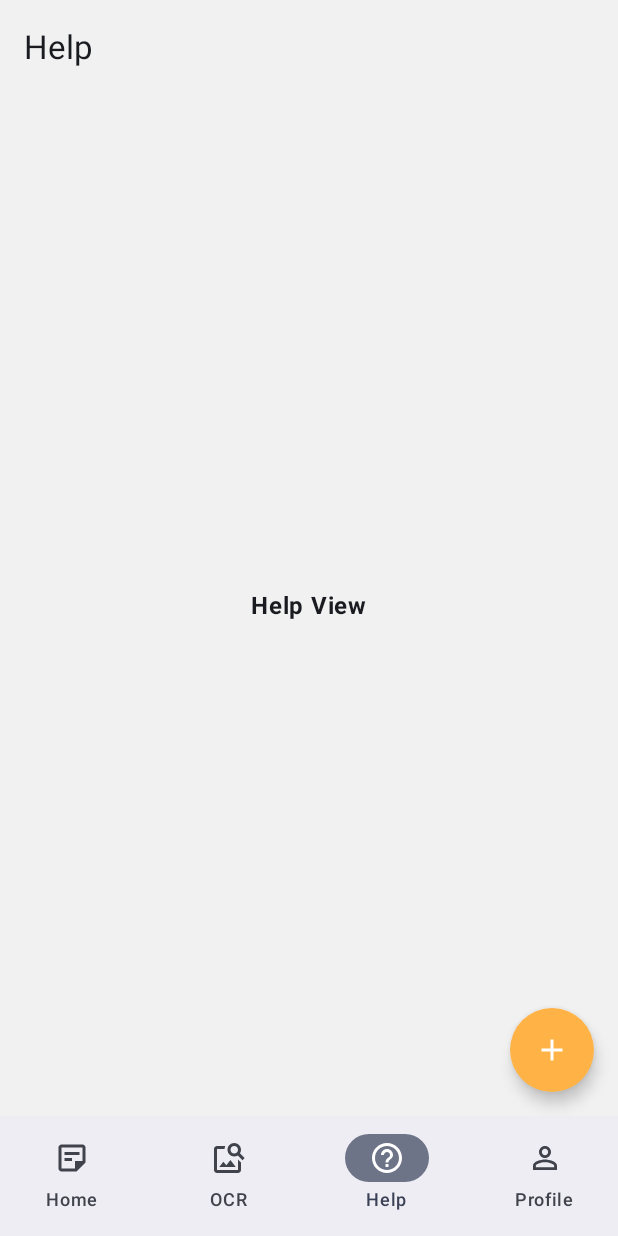
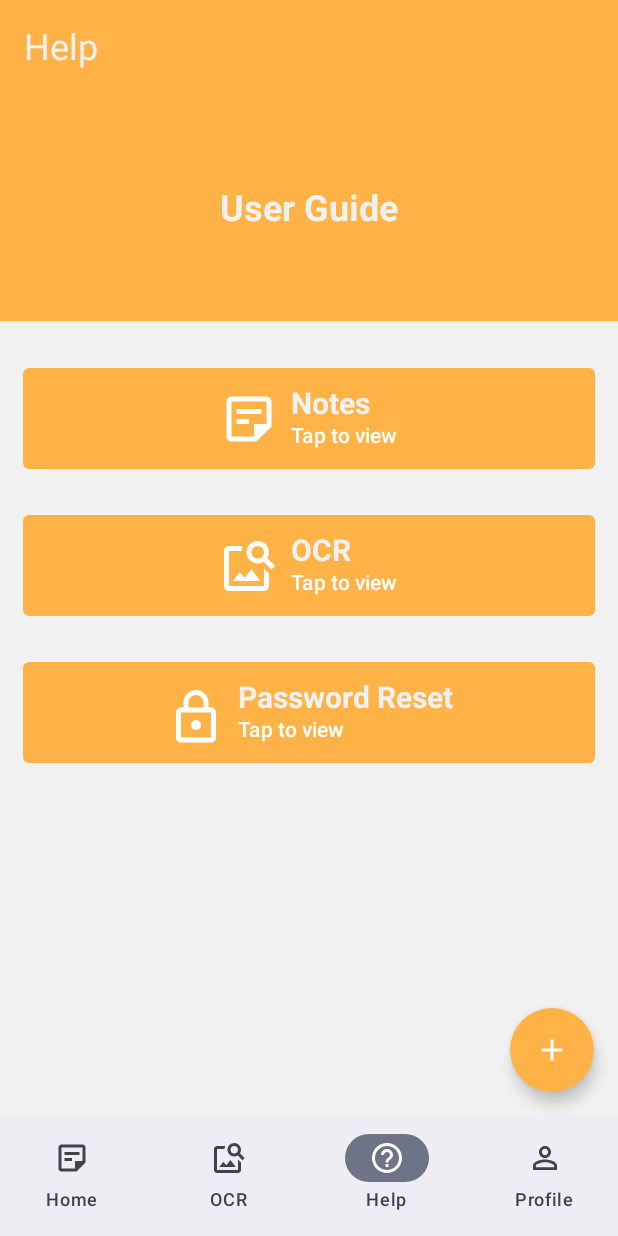
Before and after one commit to jpmehedi/daily_notes, an Android app built with Jetpack Compose: the screen it shows after launch (MainActivity), item 3 of the bottom bar chosen, on a phone screen of 412 x 824 dp. Run offline under Robolectric (Android 15) with nearby library versions, the phone set to English and light mode, and no system bars; our stand-ins replace accompanist.

Commit message:
Help screen design

```diff
--- a/app/build.gradle.kts
+++ b/app/build.gradle.kts
@@ -63,6 +63,8 @@ dependencies {
     implementation("androidx.core:core-splashscreen:1.0.1")
     implementation ("androidx.navigation:navigation-compose:2.7.6")
     implementation("androidx.compose.material3:material3")
+    implementation ("com.google.accompanist:accompanist-systemuicontroller:0.28.0")
+
     testImplementation(libs.junit)
     androidTestImplementation(libs.androidx.junit)
     androidTestImplementation(libs.androidx.espresso.core)
--- a/app/src/main/java/com/example/habit_tracker/BaseNavScreen.kt
+++ b/app/src/main/java/com/example/habit_tracker/BaseNavScreen.kt
@@ -77,7 +77,7 @@ import kotlinx.coroutines.launch
 @Preview(showBackground = true)
 @Composable
 fun BaseNavScreen(){
-    val selectedItem = remember { mutableIntStateOf(0) }
+    val selectedItem = remember { mutableIntStateOf(2) }
     val drawerState = rememberDrawerState(DrawerValue.Closed)
     val sheetState = rememberModalBottomSheetState()
     var showBottomSheet by remember { mutableStateOf(false) }
@@ -300,9 +300,9 @@ fun OCRTopAppBar(){
 @Composable
 fun HelpTopAppBar(){
     TopAppBar(
-        title = { Text("Help") },
+        title = { Text("Help", style = TextStyle(color = BackgroundColor, fontSize = 24.sp) )},
         colors = TopAppBarDefaults.topAppBarColors(
-            containerColor = BackgroundColor
+            containerColor = PrimaryColor
         ),
     )
 }
--- a/app/src/main/java/com/example/habit_tracker/HelpScreen.kt
+++ b/app/src/main/java/com/example/habit_tracker/HelpScreen.kt
@@ -2,33 +2,134 @@ package com.example.habit_tracker
 
 import android.graphics.Color
 import androidx.compose.foundation.background
+import androidx.compose.foundation.isSystemInDarkTheme
+import androidx.compose.foundation.layout.Arrangement
+import androidx.compose.foundation.layout.Box
 import androidx.compose.foundation.layout.Column
+import androidx.compose.foundation.layout.Row
+import androidx.compose.foundation.layout.Spacer
 import androidx.compose.foundation.layout.fillMaxSize
+import androidx.compose.foundation.layout.fillMaxWidth
+import androidx.compose.foundation.layout.height
+import androidx.compose.foundation.layout.padding
+import androidx.compose.foundation.layout.size
+import androidx.compose.foundation.layout.width
 import androidx.compose.foundation.layout.wrapContentSize
+import androidx.compose.foundation.shape.RoundedCornerShape
+import androidx.compose.material3.Button
+import androidx.compose.material3.ButtonDefaults
+import androidx.compose.material3.Icon
+import androidx.compose.material3.MaterialTheme
 import androidx.compose.material3.Text
 import androidx.compose.runtime.Composable
+import androidx.compose.runtime.DisposableEffect
+import androidx.compose.runtime.SideEffect
 import androidx.compose.ui.Alignment
 import androidx.compose.ui.Modifier
 import androidx.compose.ui.res.colorResource
+import androidx.compose.ui.res.painterResource
+import androidx.compose.ui.text.TextStyle
 import androidx.compose.ui.text.font.FontWeight
 import androidx.compose.ui.tooling.preview.Preview
+import androidx.compose.ui.unit.dp
+import androidx.compose.ui.unit.sp
 import com.example.habit_tracker.ui.theme.BackgroundColor
+import com.example.habit_tracker.ui.theme.PrimaryColor
+import com.example.habit_tracker.ui.theme.SecondaryColor
+import com.google.accompanist.systemuicontroller.rememberSystemUiController
 
 @Preview(showBackground = true)
 @Composable
 
 fun HelpScreen() {
+    val systemUiController = rememberSystemUiController()
+    val useDarkIcons = !isSystemInDarkTheme()
+    val statusBarColor = PrimaryColor
+
+    SideEffect {
+        systemUiController.setStatusBarColor(
+            color = statusBarColor,
+            darkIcons = useDarkIcons
+        )
+    }
+    DisposableEffect(Unit) {
+        onDispose {
+            systemUiController.setStatusBarColor(
+                color = BackgroundColor,
+                darkIcons = useDarkIcons
+            )
+        }
+    }
+
+
     Column(
         modifier = Modifier
             .fillMaxSize()
             .background(BackgroundColor)
-            .wrapContentSize(Alignment.Center)
+
+
     ) {
-        Text(
-            text = "Help View",
-            fontWeight = FontWeight.Bold,
-            modifier = Modifier.align(Alignment.CenterHorizontally),
+        Box(
+            modifier = Modifier
+                .fillMaxWidth()
+                .height(150.dp)
+                .background(color = PrimaryColor),
+            contentAlignment = Alignment.Center
+        ) {
+            Text(text = "User Guide", style = TextStyle(fontSize = 24.sp, fontWeight = FontWeight.Bold, color = BackgroundColor))
+        }
+        Spacer(modifier = Modifier.height(16.dp))
+        CustomButton(
+            onClick = { /*TODO*/ },
+            painter = R.drawable.sticky_note,
+            text = "Notes"
+        )
+        CustomButton(
+            onClick = { /*TODO*/ },
+            painter = R.drawable.image_search,
+            text = "OCR"
+        )
+        CustomButton(
+            onClick = { /*TODO*/ },
+            painter = R.drawable.lock,
+            text = "Password Reset"
+        )
 
-        )
     }
 }
+
+@Composable
+fun CustomButton(
+    onClick: () -> Unit,
+    enabled: Boolean = true,
+    painter: Int,
+    text: String,
+) {
+    Button(
+        onClick = onClick,
+        modifier = Modifier.fillMaxWidth().padding(15.dp),
+        colors = ButtonDefaults.buttonColors(
+            containerColor = PrimaryColor
+        ),
+        shape = RoundedCornerShape(4.dp),
+
+
+        ) {
+        Row(
+            verticalAlignment = Alignment.CenterVertically,
+            horizontalArrangement = Arrangement.Start,
+            modifier = Modifier.padding(4.dp)
+        ) {
+            Icon(
+                modifier = Modifier.size(40.dp),
+                painter = painterResource(id =  painter),
+                contentDescription ="note"
+            )
+            Spacer(modifier = Modifier.width(8.dp))
+            Column {
+                Text(text = text, style = TextStyle(fontSize = 20.sp, fontWeight = FontWeight.Bold, color = BackgroundColor))
+                Text(text = "Tap to view")
+            }
+        }
+    }
+}
--- a/app/src/main/res/drawable/image_search.xml
+++ b/app/src/main/res/drawable/image_search.xml
@@ -1,10 +1,10 @@
-<vector xmlns:android="http://schemas.android.com/apk/res/android" android:autoMirrored="true" android:height="36dp" android:viewportHeight="36" android:viewportWidth="36" android:width="36dp">
+<vector xmlns:android="http://schemas.android.com/apk/res/android" android:autoMirrored="true" android:height="60dp" android:viewportHeight="60" android:viewportWidth="60" android:width="60dp">
 
     <group>
 
-        <clip-path android:pathData="M0,0h36v36h-36z"/>
+        <clip-path android:pathData="M0,0h60v60h-60z"/>
 
-        <path android:fillColor="#000000" android:pathData="M27,19.5V30H6V9H13.53C13.605,7.935 13.86,6.93 14.25,6H6C4.35,6 3,7.35 3,9V30C3,31.65 4.35,33 6,33H27C28.65,33 30,31.65 30,30V22.5L27,19.5ZM24.75,27H8.25L12.375,21.705L15.315,25.245L19.44,19.935L24.75,27ZM28.95,13.335C29.61,12.285 30,11.07 30,9.75C30,6.015 26.985,3 23.25,3C19.515,3 16.5,6.015 16.5,9.75C16.5,13.485 19.515,16.5 23.235,16.5C24.555,16.5 25.785,16.11 26.82,15.45L31.5,20.13L33.63,18L28.95,13.335ZM23.25,13.5C21.18,13.5 19.5,11.82 19.5,9.75C19.5,7.68 21.18,6 23.25,6C25.32,6 27,7.68 27,9.75C27,11.82 25.32,13.5 23.25,13.5Z"/>
+        <path android:fillColor="#ffffff" android:pathData="M45,32.5V50H10V15H22.55C22.675,13.225 23.1,11.55 23.75,10H10C7.25,10 5,12.25 5,15V50C5,52.75 7.25,55 10,55H45C47.75,55 50,52.75 50,50V37.5L45,32.5ZM41.25,45H13.75L20.625,36.175L25.525,42.075L32.4,33.225L41.25,45ZM48.25,22.225C49.35,20.475 50,18.45 50,16.25C50,10.025 44.975,5 38.75,5C32.525,5 27.5,10.025 27.5,16.25C27.5,22.475 32.525,27.5 38.725,27.5C40.925,27.5 42.975,26.85 44.7,25.75L52.5,33.55L56.05,30L48.25,22.225ZM38.75,22.5C35.3,22.5 32.5,19.7 32.5,16.25C32.5,12.8 35.3,10 38.75,10C42.2,10 45,12.8 45,16.25C45,19.7 42.2,22.5 38.75,22.5Z"/>
 
     </group>
 
--- /dev/null
+++ b/app/src/main/res/drawable/lock.xml
@@ -0,0 +1,11 @@
+<vector xmlns:android="http://schemas.android.com/apk/res/android" android:autoMirrored="true" android:height="60dp" android:viewportHeight="60" android:viewportWidth="60" android:width="60dp">
+
+    <group>
+
+        <clip-path android:pathData="M0,0h60v60h-60z"/>
+
+        <path android:fillColor="#ffffff" android:pathData="M45,24.5H42.5V19.5C42.5,12.6 36.9,7 30,7C23.1,7 17.5,12.6 17.5,19.5V24.5H15C12.25,24.5 10,26.75 10,29.5V54.5C10,57.25 12.25,59.5 15,59.5H45C47.75,59.5 50,57.25 50,54.5V29.5C50,26.75 47.75,24.5 45,24.5ZM22.5,19.5C22.5,15.35 25.85,12 30,12C34.15,12 37.5,15.35 37.5,19.5V24.5H22.5V19.5ZM45,54.5H15V29.5H45V54.5ZM30,47C32.75,47 35,44.75 35,42C35,39.25 32.75,37 30,37C27.25,37 25,39.25 25,42C25,44.75 27.25,47 30,47Z"/>
+
+    </group>
+
+</vector>
--- /dev/null
+++ b/app/src/main/res/drawable/sticky_notes.xml
@@ -0,0 +1,11 @@
+<vector xmlns:android="http://schemas.android.com/apk/res/android" android:autoMirrored="true" android:height="60dp" android:viewportHeight="60" android:viewportWidth="60" android:width="60dp">
+
+    <group>
+
+        <clip-path android:pathData="M0,0h60v60h-60z"/>
+
+        <path android:fillColor="#ffffff" android:pathData="M47.5,12.5V35H35V47.5H12.5V12.5H47.5ZM47.5,7.5H12.5C9.75,7.5 7.5,9.75 7.5,12.5V47.5C7.5,50.25 9.75,52.5 12.5,52.5H37.5L52.5,37.5V12.5C52.5,9.75 50.25,7.5 47.5,7.5ZM30,35H17.5V30H30V35ZM42.5,25H17.5V20H42.5V25Z"/>
+
+    </group>
+
+</vector>
```
